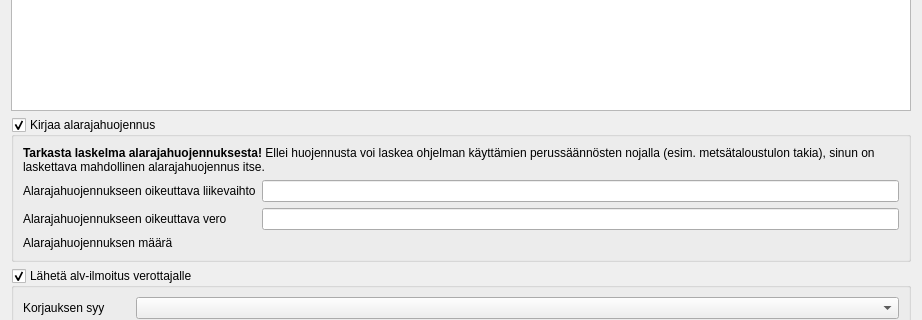
First picture: the form in kitsas/alv/alvilmoitusdialog.ui, repository artoh/kitupiikki, before the edit; both pictures show x 0 to 922 and y 398 to 718 of the 922 by 824 pixel window.
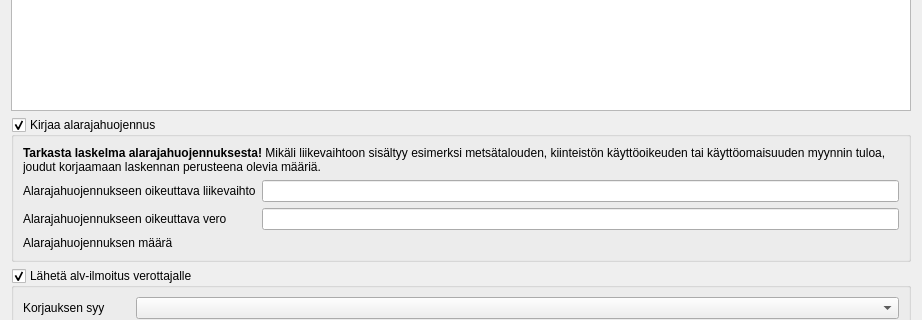
Second picture: the form after the edit. Custom widgets are drawn as their Qt base class.

Patch:
```diff
--- a/kitsas/alv/alvilmoitusdialog.ui
+++ b/kitsas/alv/alvilmoitusdialog.ui
@@ -51,7 +51,7 @@
       <item>
        <widget class="QLabel" name="alarajaInfo">
         <property name="text">
-         <string>&lt;b&gt;Tarkasta laskelma alarajahuojennuksesta!&lt;/b&gt; Ellei huojennusta voi laskea ohjelman käyttämien perussäännösten nojalla (esim. metsätaloustulon takia), sinun on laskettava mahdollinen alarajahuojennus itse.</string>
+         <string>&lt;b&gt;Tarkasta laskelma alarajahuojennuksesta!&lt;/b&gt; Mikäli liikevaihtoon sisältyy esimerksi metsätalouden, kiinteistön käyttöoikeuden tai käyttöomaisuuden myynnin tuloa, joudut korjaamaan laskennan perusteena olevia määriä.</string>
         </property>
         <property name="wordWrap">
          <bool>true</bool>
```
